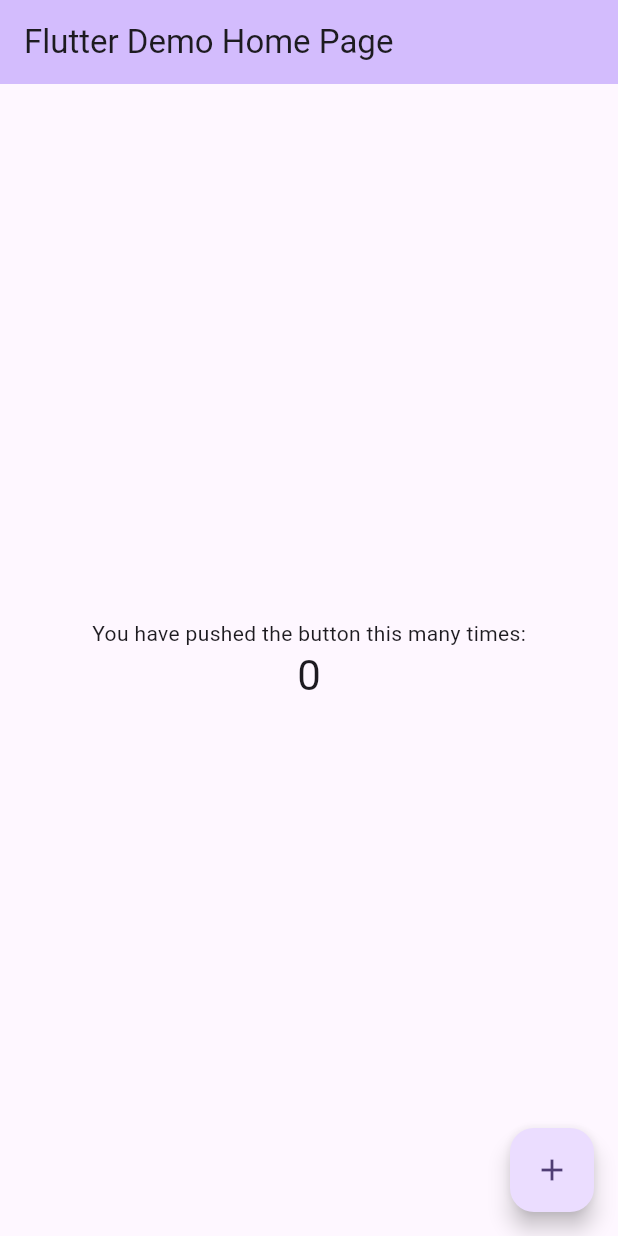
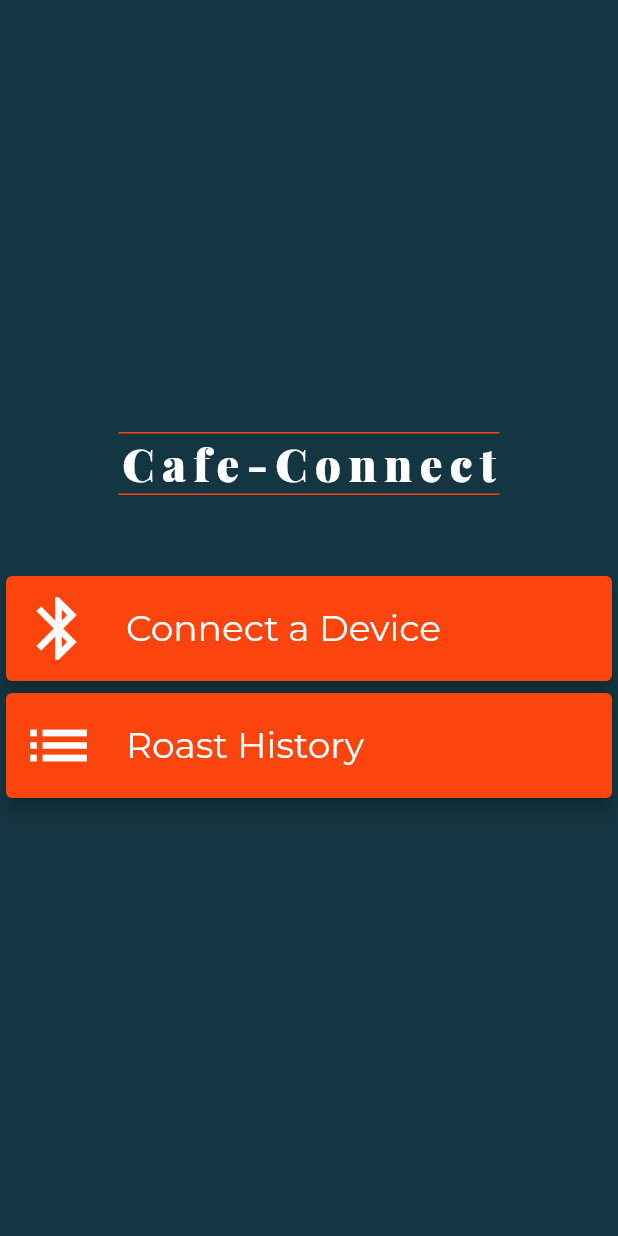
Before and after one commit to dkrawciw/CoffeeRoastingApp, a Flutter app: the screen it shows after launch, on a phone screen of 412 x 824 dp. Run offline on Flutter 3.47's test engine with Material 2 defaults, Android fonts, the phone set to English and light mode, and no system bars; our stand-ins replace google_fonts.

Commit message:
Adding all of the files that have been worked on prior to the github page creation

```diff
--- /dev/null
+++ b/coffee_roasting_app/lib/bluetooth_connect_page.dart
@@ -0,0 +1,26 @@
+import 'package:flutter/material.dart';
+
+class BluetoothConnectPage extends StatefulWidget {
+  const BluetoothConnectPage({super.key});
+
+  @override
+  State<BluetoothConnectPage> createState() => _BluetoothConnectPageState();
+}
+
+class _BluetoothConnectPageState extends State<BluetoothConnectPage> {
+  @override
+  Widget build(BuildContext context) {
+    return Scaffold(
+      body: Container(
+        decoration: const BoxDecoration(
+          color: Color.fromARGB(255, 20, 54, 66),
+        ),
+        child: const Center(
+          child: Column(
+            children: [],
+          ),
+        ),
+      ),
+    );
+  }
+}
--- /dev/null
+++ b/coffee_roasting_app/lib/home_page.dart
@@ -0,0 +1,131 @@
+import 'package:coffee_roasting_app/bluetooth_connect_page.dart';
+import 'package:coffee_roasting_app/stats_page.dart';
+import 'package:flutter/material.dart';
+import 'package:google_fonts/google_fonts.dart';
+
+class HomePage extends StatelessWidget {
+  const HomePage({super.key});
+
+  @override
+  Widget build(BuildContext context) {
+    return Scaffold(
+      body: Container(
+        decoration: const BoxDecoration(
+          color: Color.fromARGB(255, 20, 54, 66),
+        ),
+        child: const Center(
+          child: Column(
+            mainAxisSize: MainAxisSize.min,
+            children: [
+              HomePageIcon(),
+              HomePageButton(
+                btnText: 'Connect a Device',
+                btnIcon: Icons.bluetooth,
+                btnLocation: BluetoothConnectPage(),
+              ),
+              HomePageButton(
+                btnText: 'Roast History',
+                btnIcon: Icons.list,
+                btnLocation: StatsPage(),
+              ),
+            ],
+          ),
+        ),
+      ),
+    );
+  }
+}
+
+class HomePageIcon extends StatelessWidget {
+  const HomePageIcon({super.key});
+
+  @override
+  Widget build(BuildContext context) {
+    return Container(
+      margin: const EdgeInsets.only(bottom: 50),
+      // decoration: BoxDecoration(
+      //   shape: BoxShape.circle,
+      //   border: Border.all(
+      //     width: 2,
+      //     color: const Color.fromARGB(255, 252, 68, 15),
+      //   ),
+      // ),
+      alignment: Alignment.center,
+      child: Container(
+        decoration: const BoxDecoration(
+          border: Border(
+            bottom: BorderSide(
+              color: Color.fromARGB(255, 252, 68, 15),
+            ),
+            top: BorderSide(
+              color: Color.fromARGB(255, 252, 68, 15),
+            ),
+          ),
+        ),
+        child: Text(
+          'Cafe-Connect',
+          style: GoogleFonts.playfairDisplay(
+            color: Colors.white,
+            fontSize: 30,
+            fontWeight: FontWeight.w900,
+            letterSpacing: 5,
+          ),
+        ),
+      ),
+    );
+  }
+}
+
+class HomePageButton extends StatelessWidget {
+  const HomePageButton({
+    super.key,
+    required this.btnText,
+    required this.btnIcon,
+    required this.btnLocation,
+  });
+
+  final String btnText;
+  final IconData btnIcon;
+  final Widget btnLocation;
+
+  @override
+  Widget build(BuildContext context) {
+    return InkWell(
+      onTap: () {
+        Navigator.push(
+          context,
+          MaterialPageRoute(builder: (context) => btnLocation),
+        );
+      },
+      child: Card(
+        color: const Color.fromARGB(255, 252, 68, 15),
+        shape: RoundedRectangleBorder(
+          borderRadius: BorderRadius.circular(4.0),
+        ),
+        elevation: 5,
+        child: Padding(
+          padding: const EdgeInsets.all(10),
+          child: Row(
+            children: [
+              Icon(
+                btnIcon,
+                size: 50,
+                color: Colors.white,
+              ),
+              const SizedBox(
+                width: 20,
+              ),
+              Text(
+                btnText,
+                style: GoogleFonts.montserrat(
+                  color: Colors.white,
+                  fontSize: 24,
+                ),
+              ),
+            ],
+          ),
+        ),
+      ),
+    );
+  }
+}
--- a/coffee_roasting_app/lib/main.dart
+++ b/coffee_roasting_app/lib/main.dart
@@ -1,3 +1,4 @@
+import 'package:coffee_roasting_app/home_page.dart';
 import 'package:flutter/material.dart';
 
 void main() {
@@ -7,119 +8,11 @@ void main() {
 class MyApp extends StatelessWidget {
   const MyApp({super.key});
 
-  // This widget is the root of your application.
   @override
   Widget build(BuildContext context) {
-    return MaterialApp(
-      title: 'Flutter Demo',
-      theme: ThemeData(
-        // This is the theme of your application.
-        //
-        // TRY THIS: Try running your application with "flutter run". You'll see
-        // the application has a blue toolbar. Then, without quitting the app,
-        // try changing the seedColor in the colorScheme below to Colors.green
-        // and then invoke "hot reload" (save your changes or press the "hot
-        // reload" button in a Flutter-supported IDE, or press "r" if you used
-        // the command line to start the app).
-        //
-        // Notice that the counter didn't reset back to zero; the application
-        // state is not lost during the reload. To reset the state, use hot
-        // restart instead.
-        //
-        // This works for code too, not just values: Most code changes can be
-        // tested with just a hot reload.
-        colorScheme: ColorScheme.fromSeed(seedColor: Colors.deepPurple),
-        useMaterial3: true,
-      ),
-      home: const MyHomePage(title: 'Flutter Demo Home Page'),
+    return const MaterialApp(
+      debugShowCheckedModeBanner: false,
+      home: HomePage(),
     );
   }
 }
-
-class MyHomePage extends StatefulWidget {
-  const MyHomePage({super.key, required this.title});
-
-  // This widget is the home page of your application. It is stateful, meaning
-  // that it has a State object (defined below) that contains fields that affect
-  // how it looks.
-
-  // This class is the configuration for the state. It holds the values (in this
-  // case the title) provided by the parent (in this case the App widget) and
-  // used by the build method of the State. Fields in a Widget subclass are
-  // always marked "final".
-
-  final String title;
-
-  @override
-  State<MyHomePage> createState() => _MyHomePageState();
-}
-
-class _MyHomePageState extends State<MyHomePage> {
-  int _counter = 0;
-
-  void _incrementCounter() {
-    setState(() {
-      // This call to setState tells the Flutter framework that something has
-      // changed in this State, which causes it to rerun the build method below
-      // so that the display can reflect the updated values. If we changed
-      // _counter without calling setState(), then the build method would not be
-      // called again, and so nothing would appear to happen.
-      _counter++;
-    });
-  }
-
-  @override
-  Widget build(BuildContext context) {
-    // This method is rerun every time setState is called, for instance as done
-    // by the _incrementCounter method above.
-    //
-    // The Flutter framework has been optimized to make rerunning build methods
-    // fast, so that you can just rebuild anything that needs updating rather
-    // than having to individually change instances of widgets.
-    return Scaffold(
-      appBar: AppBar(
-        // TRY THIS: Try changing the color here to a specific color (to
-        // Colors.amber, perhaps?) and trigger a hot reload to see the AppBar
-        // change color while the other colors stay the same.
-        backgroundColor: Theme.of(context).colorScheme.inversePrimary,
-        // Here we take the value from the MyHomePage object that was created by
-        // the App.build method, and use it to set our appbar title.
-        title: Text(widget.title),
-      ),
-      body: Center(
-        // Center is a layout widget. It takes a single child and positions it
-        // in the middle of the parent.
-        child: Column(
-          // Column is also a layout widget. It takes a list of children and
-          // arranges them vertically. By default, it sizes itself to fit its
-          // children horizontally, and tries to be as tall as its parent.
-          //
-          // Column has various properties to control how it sizes itself and
-          // how it positions its children. Here we use mainAxisAlignment to
-          // center the children vertically; the main axis here is the vertical
-          // axis because Columns are vertical (the cross axis would be
-          // horizontal).
-          //
-          // TRY THIS: Invoke "debug painting" (choose the "Toggle Debug Paint"
-          // action in the IDE, or press "p" in the console), to see the
-          // wireframe for each widget.
-          mainAxisAlignment: MainAxisAlignment.center,
-          children: <Widget>[
-            const Text(
-              'You have pushed the button this many times:',
-            ),
-            Text(
-              '$_counter',
-              style: Theme.of(context).textTheme.headlineMedium,
-            ),
-          ],
-        ),
-      ),
-      floatingActionButton: FloatingActionButton(
-        onPressed: _incrementCounter,
-        tooltip: 'Increment',
-        child: const Icon(Icons.add),
-      ), // This trailing comma makes auto-formatting nicer for build methods.
-    );
-  }
-}
--- /dev/null
+++ b/coffee_roasting_app/lib/stats_page.dart
@@ -0,0 +1,24 @@
+import 'package:flutter/material.dart';
+
+class StatsPage extends StatefulWidget {
+  const StatsPage({super.key});
+
+  @override
+  State<StatsPage> createState() => _StatsPageState();
+}
+
+class _StatsPageState extends State<StatsPage> {
+  @override
+  Widget build(BuildContext context) {
+    return Scaffold(
+      body: Container(
+        decoration: const BoxDecoration(
+          color: Color.fromARGB(255, 20, 54, 66),
+        ),
+        child: const Center(
+          child: null,
+        ),
+      ),
+    );
+  }
+}
--- a/coffee_roasting_app/pubspec.yaml
+++ b/coffee_roasting_app/pubspec.yaml
@@ -35,6 +35,7 @@ dependencies:
   # The following adds the Cupertino Icons font to your application.
   # Use with the CupertinoIcons class for iOS style icons.
   cupertino_icons: ^1.0.2
+  google_fonts: ^4.0.5
 
 dev_dependencies:
   flutter_test:
```
Also changed, not shown: 1 other file.
